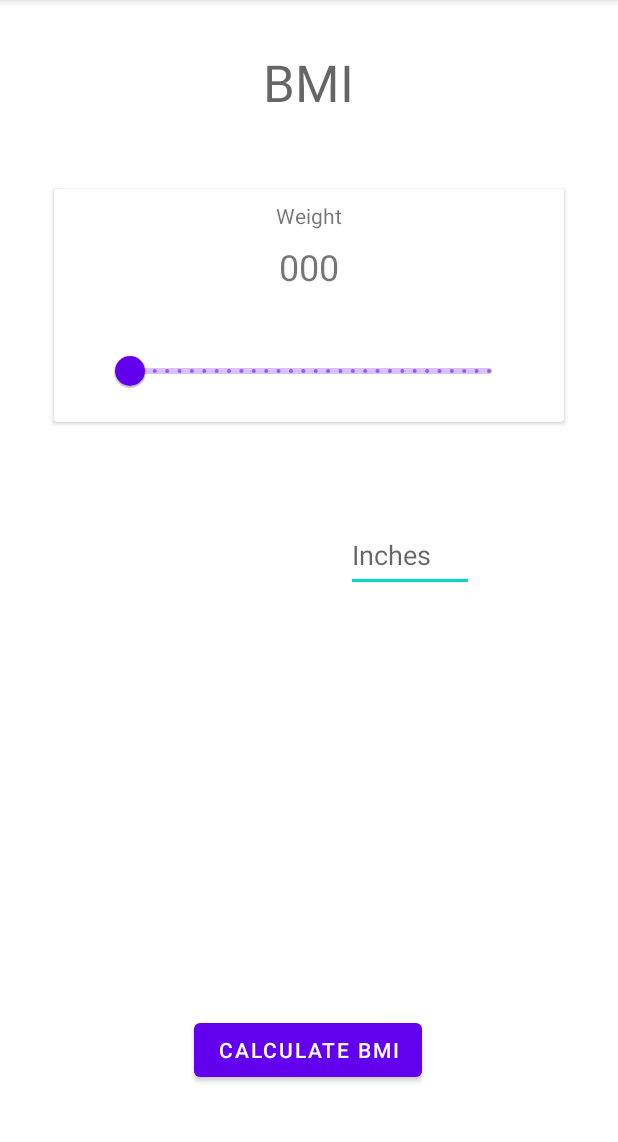
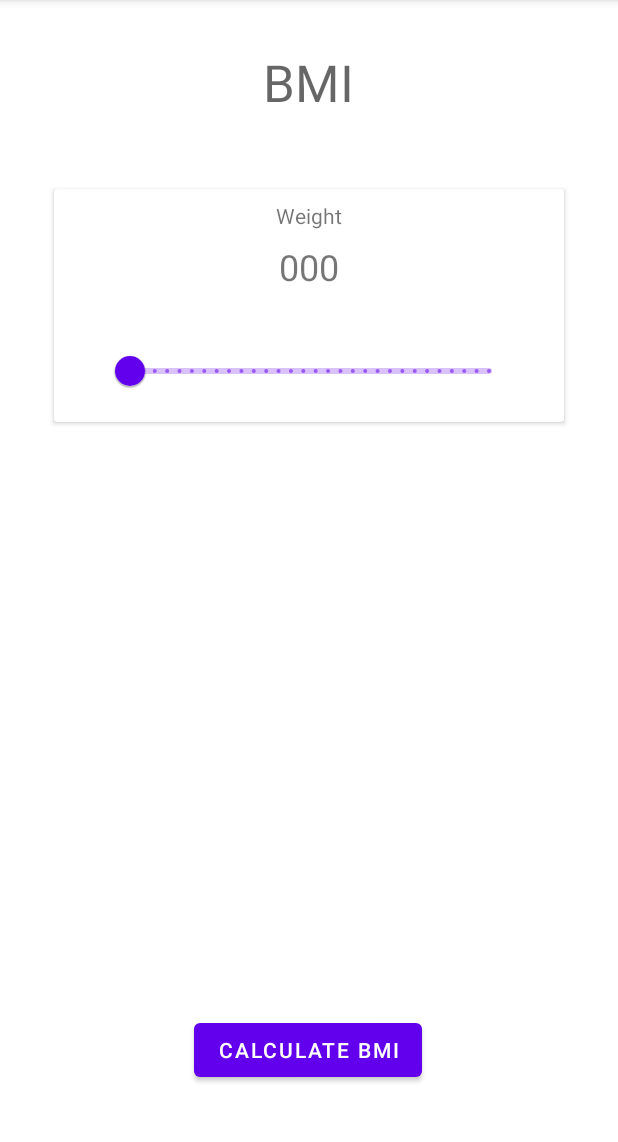
Before and after one commit to Vishnuanand77/BMI_Calculator, an Android app: the screen it shows after launch (MainActivity), on a phone screen of 412 x 824 dp, the part 84-1226 px from its top. Run offline under Robolectric (Android 15) with nearby library versions, the phone set to English and light mode, and no system bars.

Commit message:
Removed some UI elements

```diff
--- a/app/src/main/java/com/example/bmicalculator/MainActivity.java
+++ b/app/src/main/java/com/example/bmicalculator/MainActivity.java
@@ -21,7 +21,6 @@ public class MainActivity extends AppCompatActivity {
 
     //XML resource declarations
     TextView BMI_Display, WeightDisplay;
-    EditText UserInches;
     Button CalculateButton;
 
     //Slider
@@ -37,7 +36,6 @@ public class MainActivity extends AppCompatActivity {
         //XML resource initializations
         BMI_Display = findViewById(R.id.BMI_Output);
         WeightDisplay = findViewById(R.id.WeightDisplay);
-        UserInches = findViewById(R.id.UserInput_Inches);
         CalculateButton = findViewById(R.id.CalculateButton);
 
         //Slider
@@ -60,21 +58,17 @@ public class MainActivity extends AppCompatActivity {
         });
 
 
-//        CalculateButton.setOnClickListener(new View.OnClickListener() {
-//            @Override
-//            public void onClick(View v) {
-//                //Converting User Input into doubles
-//                double Weight = Float.parseFloat(UserWeight.getText().toString());
-//                double HeightInFeet = Float.parseFloat(UserFoot.getText().toString()) * 0.3048; //Converting Foot to meters
-//                double HeightInInch = Float.parseFloat(UserInches.getText().toString()) * 0.0254; //Converting Inches to meters
-//
-//                Log.d("BMI Calculator :", String.valueOf(HeightInFeet));
-//                Log.d("BMI Calculator :", String.valueOf(HeightInInch));
-//
-//                //Calculating BMI
-//                calculateBMI(Weight, HeightInFeet, HeightInInch);
-//            }
-//        });
+        CalculateButton.setOnClickListener(v -> {
+            //Converting User Input into doubles
+            double HeightInFeet = 0.3048; //Converting Foot to meters
+            double HeightInInch = 0.0254; //Converting Inches to meters
+
+            Log.d("BMI Calculator :", String.valueOf(HeightInFeet));
+            Log.d("BMI Calculator :", String.valueOf(HeightInInch));
+
+            //Calculating BMI
+            calculateBMI(UserWeight, HeightInFeet, HeightInInch);
+        });
     }
 
     private void calculateBMI(double Weight, double HeightInFeet, double HeightInInch) {
--- a/app/src/main/res/layout/activity_main.xml
+++ b/app/src/main/res/layout/activity_main.xml
@@ -59,18 +59,6 @@
 
     </androidx.cardview.widget.CardView>
 
-    <EditText
-        android:id="@+id/UserInput_Inches"
-        android:layout_width="85dp"
-        android:layout_height="49dp"
-        android:layout_marginTop="64dp"
-        android:layout_marginEnd="96dp"
-        android:ems="10"
-        android:hint="Inches"
-        android:inputType="number"
-        app:layout_constraintEnd_toEndOf="parent"
-        app:layout_constraintTop_toBottomOf="@+id/cardView" />
-
     <Button
         android:id="@+id/CalculateButton"
         android:layout_width="wrap_content"
```
